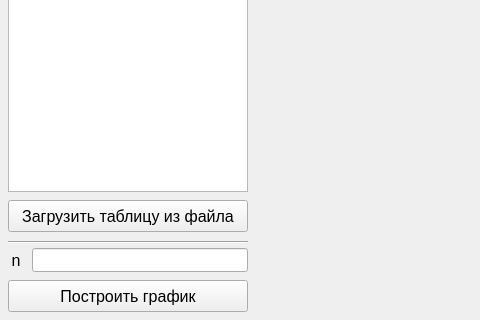
This is antsor/lab_04/mainwindow.ui in SGCube/IU7-Computing-Algorithms as Qt 5 draws it before an edit; both pictures show x 0 to 480 and y 320 to 640 of the 960 by 640 pixel window. The edited form follows.
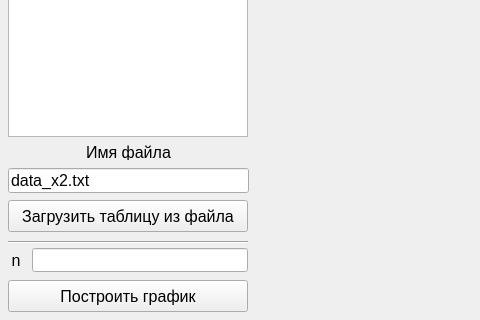
This is the edited form. Custom widgets are drawn as their Qt base class.

Patch:
```diff
--- a/antsor/lab_04/mainwindow.ui
+++ b/antsor/lab_04/mainwindow.ui
@@ -20,7 +20,7 @@
       <x>8</x>
       <y>8</y>
       <width>240</width>
-      <height>504</height>
+      <height>449</height>
      </rect>
     </property>
     <property name="font">
@@ -202,6 +202,45 @@
      </rect>
     </property>
    </widget>
+   <widget class="QLineEdit" name="fileEdit">
+    <property name="geometry">
+     <rect>
+      <x>8</x>
+      <y>488</y>
+      <width>241</width>
+      <height>25</height>
+     </rect>
+    </property>
+    <property name="font">
+     <font>
+      <pointsize>12</pointsize>
+     </font>
+    </property>
+    <property name="text">
+     <string>data_x2.txt</string>
+    </property>
+   </widget>
+   <widget class="QLabel" name="label">
+    <property name="geometry">
+     <rect>
+      <x>16</x>
+      <y>464</y>
+      <width>225</width>
+      <height>16</height>
+     </rect>
+    </property>
+    <property name="font">
+     <font>
+      <pointsize>12</pointsize>
+     </font>
+    </property>
+    <property name="text">
+     <string>Имя файла</string>
+    </property>
+    <property name="alignment">
+     <set>Qt::AlignCenter</set>
+    </property>
+   </widget>
   </widget>
  </widget>
  <layoutdefault spacing="6" margin="11"/>
```
